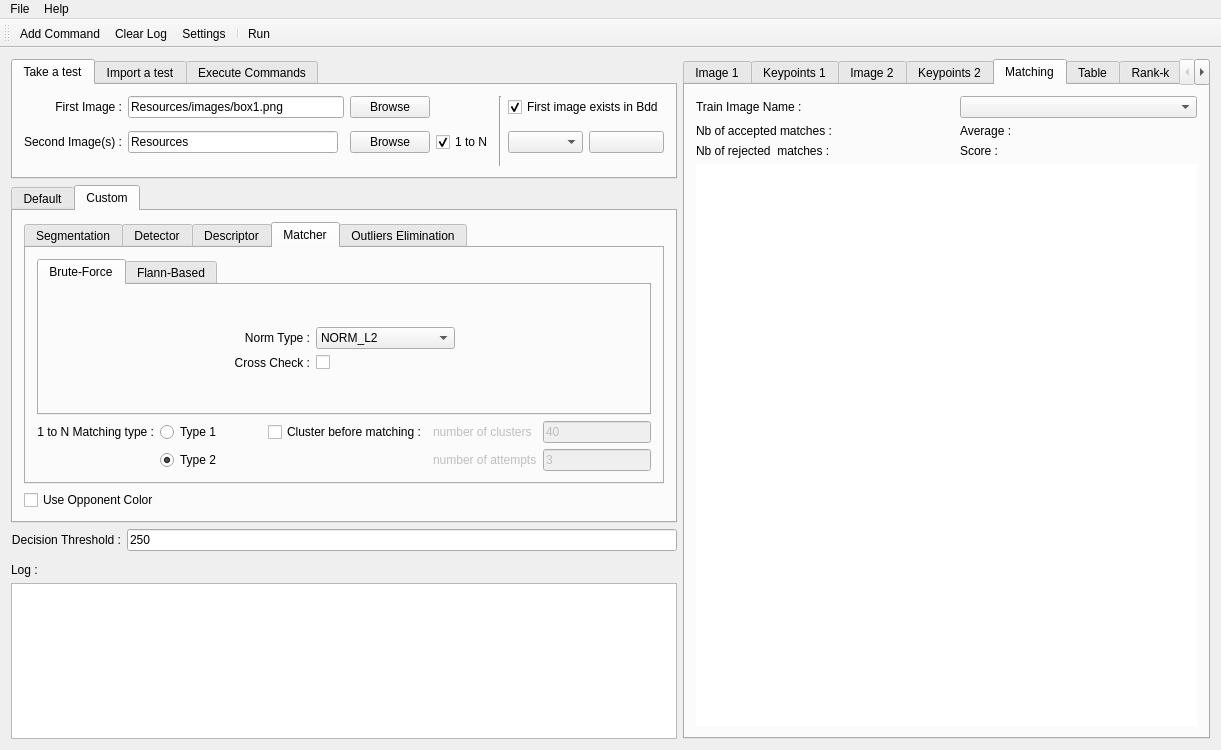
Old version of the form source_code/mainwindow.ui in the repository Aissa94/PFE_Project.
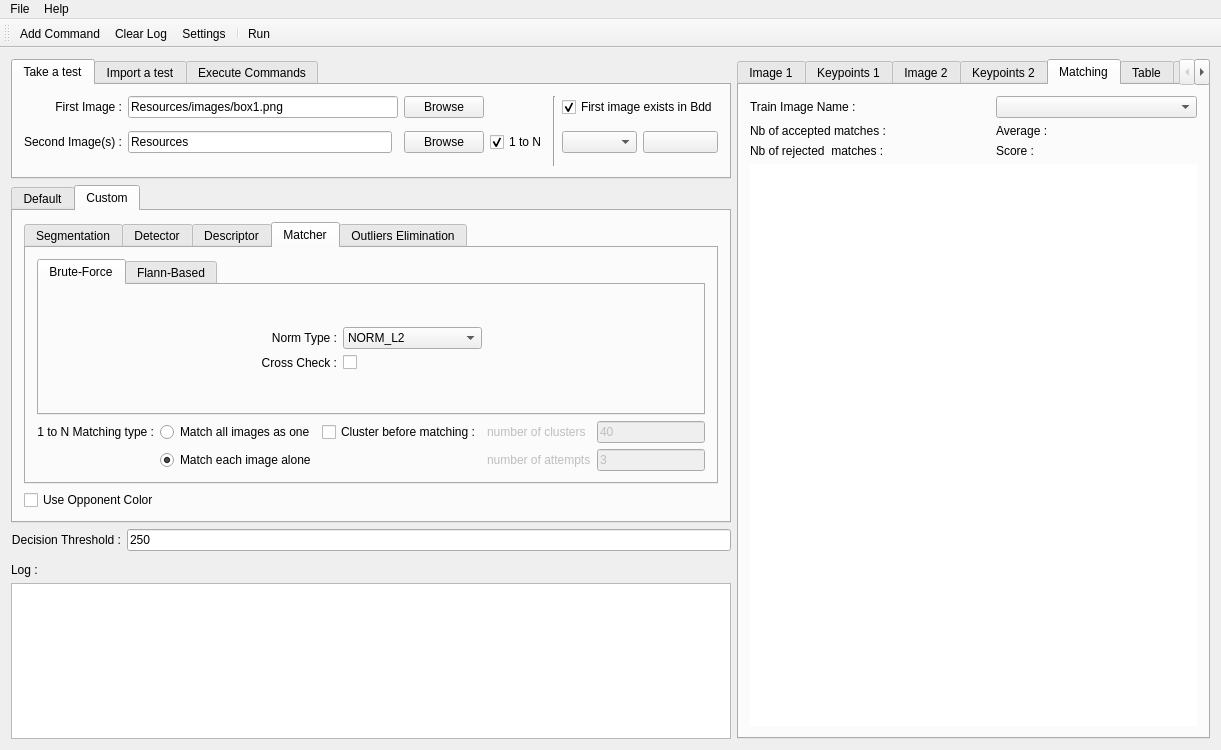
New version of the form. The open tabs and pages were chosen to show the change. Icons and pictures are not drawn. Custom widgets are drawn as their Qt base class.

Patch:
```diff
--- a/source_code/mainwindow.ui
+++ b/source_code/mainwindow.ui
@@ -2356,8 +2356,8 @@
            </attribute>
            <layout class="QGridLayout" name="gridLayout_19">
             <item row="1" column="0">
-             <layout class="QGridLayout" name="matcher1toNtypeGridLayout" columnstretch="0,0,0,0,0,0">
-              <item row="1" column="5">
+             <layout class="QGridLayout" name="matcher1toNtypeGridLayout" columnstretch="0,0,0,0,0">
+              <item row="1" column="4">
                <widget class="QLineEdit" name="clusteringNbAttemptsText">
                 <property name="enabled">
                  <bool>false</bool>
@@ -2373,7 +2373,7 @@
                 </property>
                </widget>
               </item>
-              <item row="1" column="4">
+              <item row="1" column="3">
                <widget class="QLabel" name="clusteringNbAttemptsLabel">
                 <property name="enabled">
                  <bool>false</bool>
@@ -2396,7 +2396,7 @@
               <item row="0" column="1">
                <widget class="QRadioButton" name="matcher1toNtype1">
                 <property name="text">
-                 <string>Type 1</string>
+                 <string>Match all images as one</string>
                 </property>
                 <property name="checked">
                  <bool>false</bool>
@@ -2406,7 +2406,7 @@
                 </attribute>
                </widget>
               </item>
-              <item row="0" column="4">
+              <item row="0" column="3">
                <widget class="QLabel" name="clusteringNbClustersLabel">
                 <property name="enabled">
                  <bool>false</bool>
@@ -2416,7 +2416,7 @@
                 </property>
                </widget>
               </item>
-              <item row="0" column="3">
+              <item row="0" column="2">
                <widget class="QCheckBox" name="withClusteringChecker">
                 <property name="cursor">
                  <cursorShape>PointingHandCursor</cursorShape>
@@ -2429,7 +2429,7 @@
               <item row="1" column="1">
                <widget class="QRadioButton" name="matcher1toNtype2">
                 <property name="text">
-                 <string>Type 2</string>
+                 <string>Match each image alone</string>
                 </property>
                 <property name="checked">
                  <bool>true</bool>
@@ -2439,7 +2439,7 @@
                 </attribute>
                </widget>
               </item>
-              <item row="0" column="5">
+              <item row="0" column="4">
                <widget class="QLineEdit" name="clusteringNbClustersText">
                 <property name="enabled">
                  <bool>false</bool>
@@ -2449,19 +2449,6 @@
                 </property>
                </widget>
               </item>
-              <item row="0" column="2">
-               <spacer name="horizontalSpacer_3">
-                <property name="orientation">
-                 <enum>Qt::Horizontal</enum>
-                </property>
-                <property name="sizeHint" stdset="0">
-                 <size>
-                  <width>40</width>
-                  <height>20</height>
-                 </size>
-                </property>
-               </spacer>
-              </item>
              </layout>
             </item>
             <item row="0" column="0">
```
Left out of the diff: 48 changed lines with no effect on the pictures.
